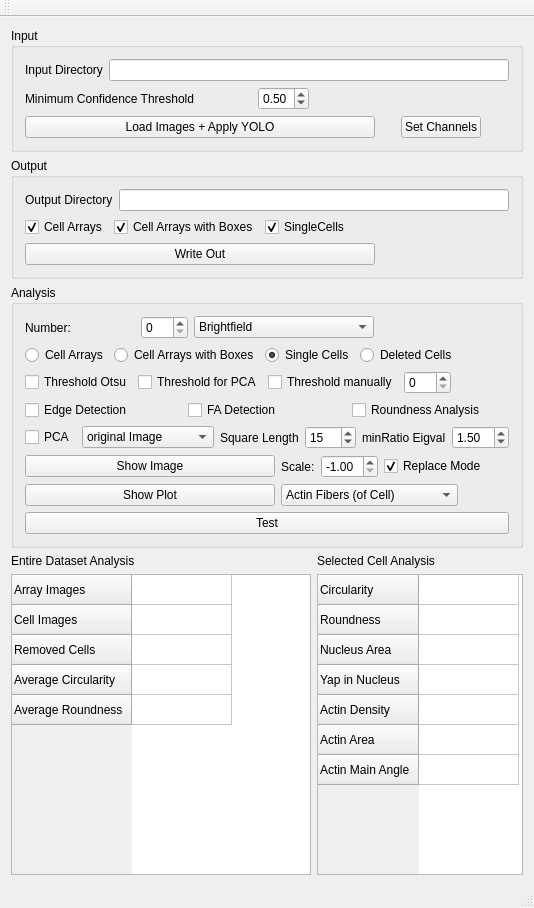
Above: CellForceAnalyzer/src/WindowMain.ui from Kinbischi/CellForceAnalyzer before the change. Below: the same form after it.
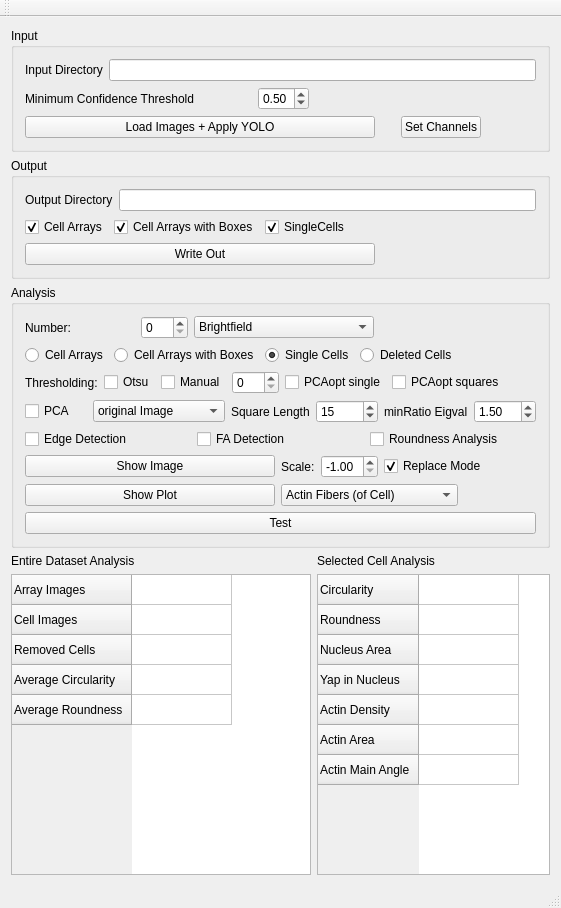
That is the form after the change.

Commit message: optimizedThresholding for every square works

```diff
--- a/CellForceAnalyzer/src/WindowMain.ui
+++ b/CellForceAnalyzer/src/WindowMain.ui
@@ -6,7 +6,7 @@
    <rect>
     <x>0</x>
     <y>0</y>
-    <width>534</width>
+    <width>561</width>
     <height>908</height>
    </rect>
   </property>
@@ -448,27 +448,27 @@
            <property name="topMargin">
             <number>0</number>
            </property>
+           <item>
+            <widget class="QLabel" name="label_10">
+             <property name="text">
+              <string>Thresholding:</string>
+             </property>
+            </widget>
+           </item>
            <item>
             <widget class="QCheckBox" name="checkBox_thresholdOtsu">
              <property name="text">
-              <string>Threshold Otsu</string>
+              <string>Otsu</string>
              </property>
              <property name="checked">
               <bool>false</bool>
              </property>
             </widget>
            </item>
-           <item>
-            <widget class="QCheckBox" name="checkBox_thresholdPCA">
-             <property name="text">
-              <string>Threshold for PCA</string>
-             </property>
-            </widget>
-           </item>
            <item>
             <widget class="QCheckBox" name="checkBox_thresholdManually">
              <property name="text">
-              <string>Threshold manually</string>
+              <string>Manual</string>
              </property>
             </widget>
            </item>
@@ -479,6 +479,20 @@
              </property>
             </widget>
            </item>
+           <item>
+            <widget class="QCheckBox" name="checkBox_thresholdPCAoptSingle">
+             <property name="text">
+              <string>PCAopt single</string>
+             </property>
+            </widget>
+           </item>
+           <item>
+            <widget class="QCheckBox" name="checkBox_thresholdPCAoptSquares">
+             <property name="text">
+              <string>PCAopt squares</string>
+             </property>
+            </widget>
+           </item>
            <item>
             <spacer name="horizontalSpacer_7">
              <property name="orientation">
@@ -494,31 +508,6 @@
            </item>
           </layout>
          </item>
-         <item>
-          <layout class="QHBoxLayout" name="horizontalLayout_15">
-           <item>
-            <widget class="QCheckBox" name="checkBox_edgeDetection">
-             <property name="text">
-              <string>Edge Detection</string>
-             </property>
-            </widget>
-           </item>
-           <item>
-            <widget class="QCheckBox" name="checkBox_FAdetection">
-             <property name="text">
-              <string>FA Detection</string>
-             </property>
-            </widget>
-           </item>
-           <item>
-            <widget class="QCheckBox" name="checkBox_analysed">
-             <property name="text">
-              <string>Roundness Analysis</string>
-             </property>
-            </widget>
-           </item>
-          </layout>
-         </item>
          <item>
           <layout class="QHBoxLayout" name="horizontalLayout_5">
            <item>
@@ -586,6 +575,31 @@
            </item>
           </layout>
          </item>
+         <item>
+          <layout class="QHBoxLayout" name="horizontalLayout_15">
+           <item>
+            <widget class="QCheckBox" name="checkBox_edgeDetection">
+             <property name="text">
+              <string>Edge Detection</string>
+             </property>
+            </widget>
+           </item>
+           <item>
+            <widget class="QCheckBox" name="checkBox_FAdetection">
+             <property name="text">
+              <string>FA Detection</string>
+             </property>
+            </widget>
+           </item>
+           <item>
+            <widget class="QCheckBox" name="checkBox_analysed">
+             <property name="text">
+              <string>Roundness Analysis</string>
+             </property>
+            </widget>
+           </item>
+          </layout>
+         </item>
          <item>
           <layout class="QHBoxLayout" name="horizontalLayout_12">
            <item>
```
Left out of the diff: 4 changed lines with no effect on the pictures. The commit also changes 4 other files.
